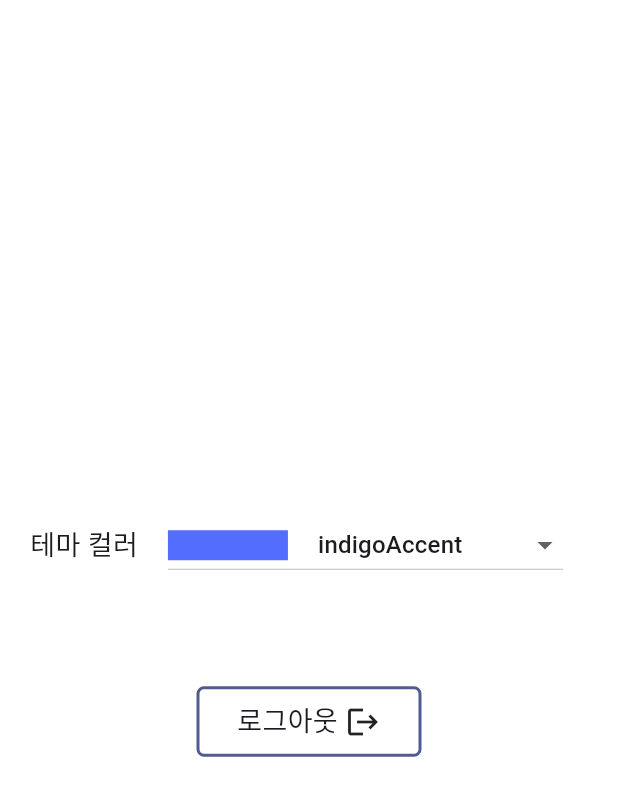
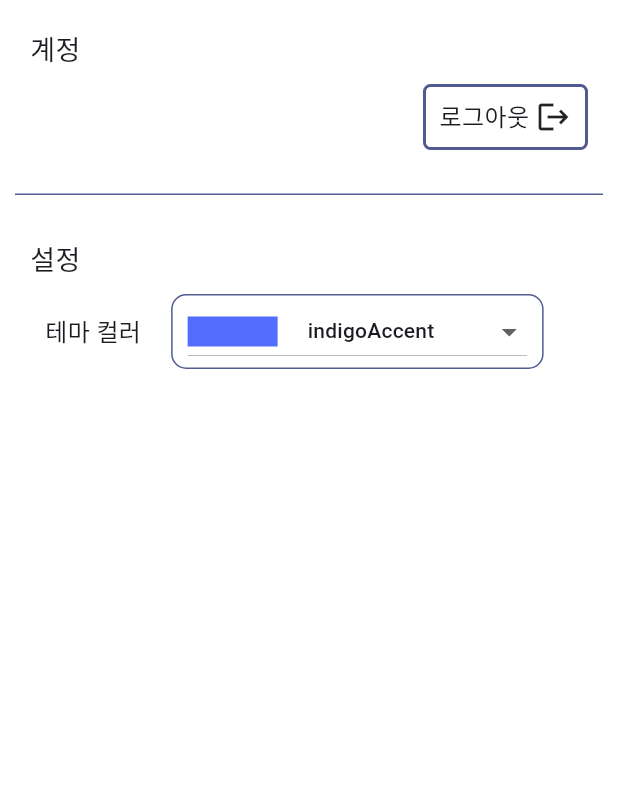
Before and after one commit to kanggo1111/hair_designer_sales_manage2, a Flutter app: the Settings widget shown alone on an empty page, opened directly, on a phone screen of 412 x 824 dp. Shown: the top 796 px of the screen. Run offline on Flutter 3.47's test engine with Material 3 defaults, Android fonts, the phone set to English and light mode, and no system bars; our stand-ins replace cloud_firestore, currency_text_input_formatter, firebase_auth, firebase_core, get; missing offline and left inert: back_button_interceptor; accounts and stored records are empty; network calls fail.

Commit message:
[devel] modify settings view
Deatails:
modify settings view

```diff
--- a/lib/controller/auth_controller.dart
+++ b/lib/controller/auth_controller.dart
@@ -91,4 +91,14 @@ class AuthController extends GetxController {
   void logout() {
     authentication.signOut();
   }
+
+  String getUserEmail(){
+    final currentUser = authentication.currentUser;
+    if(currentUser != null){
+      return currentUser.email!;
+    }
+    else{
+      return '';
+    }
+  }
 }
--- a/lib/view/settings.dart
+++ b/lib/view/settings.dart
@@ -14,6 +14,7 @@ class Settings extends StatefulWidget {
 
 class _SettingsState extends State<Settings> {
   final SettingsController settingsController = Get.put(SettingsController());
+  double dividerIndent = 10.0;
 
   @override
   Widget build(BuildContext context) {
@@ -22,15 +23,73 @@ class _SettingsState extends State<Settings> {
     return Container(
       color: Colors.white,
       child: Column(
-        mainAxisAlignment: MainAxisAlignment.center,
+        mainAxisAlignment: MainAxisAlignment.start,
         children: [
           Padding(
             padding: const EdgeInsets.all(20.0),
+            child: Column(
+              crossAxisAlignment: CrossAxisAlignment.start,
+              children: [
+                Text('계정', style: TextStyle(fontSize: 18),),
+                SizedBox(height: 10,),
+                Row(
+                  mainAxisAlignment: MainAxisAlignment.spaceBetween,
+                  children: [
+                    Text(AuthController.instance.getUserEmail(), style: TextStyle(fontSize: 20),),
+                    GestureDetector(
+                      onTap: () {
+                        AuthController.instance.logout();
+                      },
+                      child: Container(
+                        width: 110,
+                        padding: EdgeInsets.all(8),
+                        decoration: BoxDecoration(
+                            border: Border.all(
+                                color: Theme.of(context).colorScheme.primary,
+                                width: 2),
+                            borderRadius: BorderRadius.all(Radius.circular(5))),
+                        child: Row(
+                          mainAxisAlignment: MainAxisAlignment.center,
+                          children: [
+                            Text(
+                              '로그아웃 ',
+                              style: TextStyle(fontSize: 16),
+                            ),
+                            Icon(Icons.logout)
+                          ],
+                        ),
+                      ),
+                    ),
+                  ],
+                ),
+              ],
+            ),
+          ),
+          SizedBox(height: 10,),
+          Divider(
+            color: Theme.of(context).colorScheme.primary,
+            height: 0,
+            thickness: 1,
+            indent: dividerIndent,
+            endIndent: dividerIndent,
+          ),
+          SizedBox(height: 10,),
+          Padding(
+            padding: const EdgeInsets.all(20.0),
+            child: Column(
+              crossAxisAlignment: CrossAxisAlignment.start,
+              children: [
+                Text('설정', style: TextStyle(fontSize: 18),),
+                Padding(
+                  padding: const EdgeInsets.all(10.0),
                   child: Row(
                     children: [
-                Text('테마 컬러', style: TextStyle(fontSize: 18),),
+                      Text('테마 컬러', style: TextStyle(fontSize: 16),),
                       SizedBox(width: 20,),
-                DropdownButton(
+                      Container(
+                        decoration: BoxDecoration(border: Border.all(color: Theme.of(context).colorScheme.primary), borderRadius: BorderRadius.circular(10)),
+                        padding: EdgeInsets.symmetric(horizontal: 10),
+                        child: DropdownButton(
                           value: _selectedValue,
                           onChanged: (selectedColorIndex) {
                             settingsController.writeSettings({'color': settingsController.colorList[selectedColorIndex!]});
@@ -43,45 +102,26 @@ class _SettingsState extends State<Settings> {
                                 value: index,
                                 child: Row(children: [
                                   Container(
-                            width: 80,
+                                    width: 60,
                                     height: 20,
                                     color: settingsController.colorMap[settingsController.colorList[index]],
                                   ),
                                   SizedBox(
                                     width: 20,
                                   ),
-                          Text(settingsController.colorList[index]),
+                                  Text(settingsController.colorList[index], style: TextStyle(fontSize: 14),overflow: TextOverflow.fade,),
                                 ]));
                           }),
+                        ),
+                      ),
+                    ],
+                  ),
                 ),
               ],
             ),
           ),
           SizedBox(height: 50,),
-          GestureDetector(
-            onTap: () {
-              AuthController.instance.logout();
-            },
-            child: Container(
-              width: 150,
-              padding: EdgeInsets.all(8),
-              decoration: BoxDecoration(
-                  border: Border.all(
-                      color: Theme.of(context).colorScheme.primary,
-                      width: 2),
-                  borderRadius: BorderRadius.all(Radius.circular(5))),
-              child: Row(
-                mainAxisAlignment: MainAxisAlignment.center,
-                children: [
-                  Text(
-                    '로그아웃 ',
-                    style: TextStyle(fontSize: 18),
-                  ),
-                  Icon(Icons.logout)
-                ],
-              ),
-            ),
-          )
+
         ],
       ),
     );
```
Also changed, not shown: 1 other file. Lines whose indentation alone changed are shown as unchanged.
